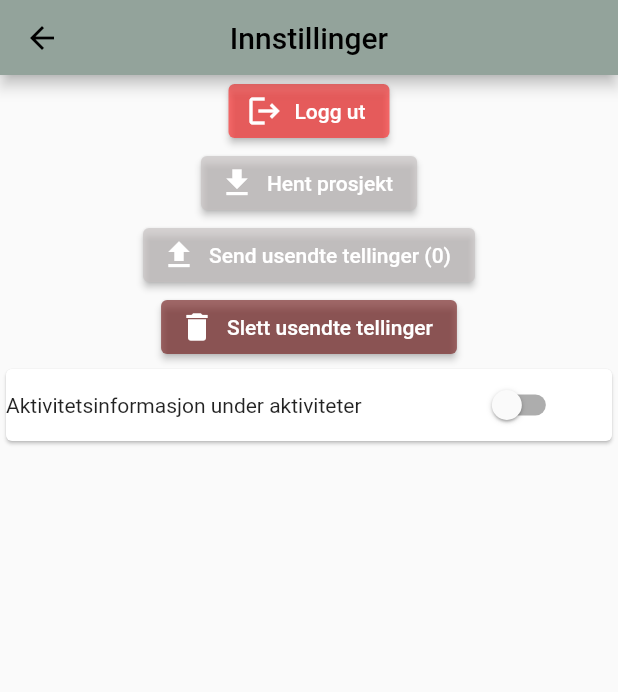
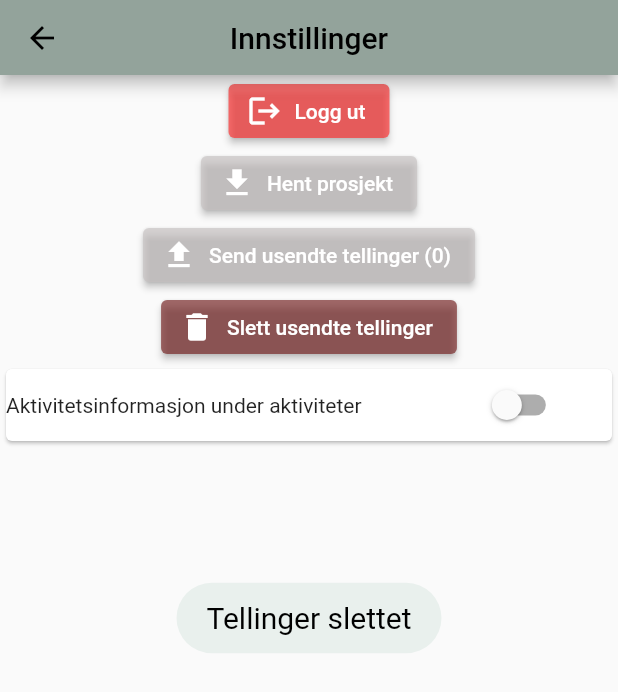
Before and after one commit to zaktaw/DATA3900-Bacheloroppgave, a Flutter app: the Settings screen opened by its route, after a tap on "Slett usendte tellinger", on a phone screen of 412 x 824 dp. Shown: the top 692 px of the screen. Run offline on Flutter 3.47's test engine with Material 2 defaults, Android fonts, the phone set to English and light mode, and no system bars; our stand-ins replace auto_size_text, connectivity_plus, dots_indicator, flutter_secure_storage, fluttertoast, hive and 1 more; accounts and stored records are empty.

```diff
--- a/lib/confirm_page/confirm_count.dart
+++ b/lib/confirm_page/confirm_count.dart
@@ -119,8 +119,8 @@ class _ConfirmCountState extends State<ConfirmCount> {
     if (connectivityResult != ConnectivityResult.none) {
       String jsonBody = jsonEncode(tttObject);
 
-      //int statusCode = await HttpRequests.postTttObject(jsonBody);
-      int statusCode = 666;
+      int statusCode = await HttpRequests.postTttObject(jsonBody);
+      //int statusCode =;
       if (statusCode == 200) {
         return SENT_OK;
       } else {
--- a/lib/settings_page/settings.dart
+++ b/lib/settings_page/settings.dart
@@ -111,6 +111,16 @@ class _SettingsState extends State<Settings> {
     setState(() {
       numberOfUnsentTttEntries = 0;
     });
+    Fluttertoast.showToast(
+        msg:
+            "Tellinger slettet", // message
+        toastLength: Toast.LENGTH_SHORT, // length
+        gravity: ToastGravity.CENTER, // location
+        timeInSecForIosWeb: 4, // duration,
+        backgroundColor: TOAST_BACKGROUND_COLOR,
+        textColor: TOAST_TEXT_COLOR,
+        fontSize: TOAST_FONT_SIZE,
+      );
   }
 
   @override
```
Also changed, not shown: lib/http_requests.dart (+7 -3 lines).
